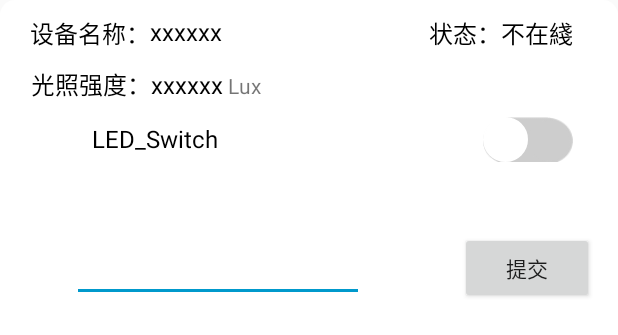
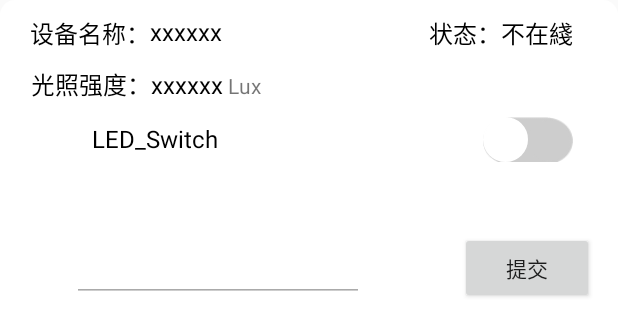
Before and after one commit to Xbean1028/Lightintensityproject, an Android app: the layout listview_item.xml on its own in the app's theme, with its tools: preview values and no code run, on a phone screen of 412 x 824 dp. Shown: the top 335 px of the screen. Run offline under Robolectric (Android 15) with nearby library versions, the phone set to English and light mode, and no system bars; network calls fail.

Commit message:
可以删除

```diff
--- a/app/src/main/java/com/mcz/light_appproject/app/model/PullrefreshListviewAdapter.java
+++ b/app/src/main/java/com/mcz/light_appproject/app/model/PullrefreshListviewAdapter.java
@@ -236,6 +236,10 @@ public class PullrefreshListviewAdapter extends BaseAdapter {
         ////Bean change
         Button butsub1 = (Button) convertView.findViewById(R.id.butsub1);
         final EditText editin1 = (EditText) convertView.findViewById(R.id.editin1);
+        editin1.requestFocus();
+
+
+
         butsub1.setOnClickListener(new View.OnClickListener() {
 
             @Override
--- a/app/src/main/res/layout/listview_item.xml
+++ b/app/src/main/res/layout/listview_item.xml
@@ -211,18 +211,22 @@
             android:layout_width="match_parent"
             android:layout_height="wrap_content"
             android:background="@drawable/list_allshow_item_bg"
-            android:gravity="center">
+            android:clickable="true"
+            android:focusable="true"
+            android:focusableInTouchMode="true"
+            android:gravity="center_vertical"
+            >
 
-            <android.inputmethodservice.ExtractEditText
+            <EditText
                 android:id="@+id/editin1"
                 android:theme="@style/MyEditText"
                 android:layout_width="194dp"
                 android:layout_height="wrap_content"
                 android:layout_margin="@android:dimen/app_icon_size"
                 android:layout_weight="2"
-                >
+                />
 
-            </android.inputmethodservice.ExtractEditText>
+
 
             <Button
                 android:id="@+id/butsub1"
--- a/app/src/main/res/layout/main_activity_layout.xml
+++ b/app/src/main/res/layout/main_activity_layout.xml
@@ -45,6 +45,7 @@
     </RelativeLayout>
 
     <LinearLayout
+        android:visibility="gone"
         android:layout_width="wrap_content"
         android:layout_height="wrap_content"
         android:layout_marginLeft="10dp"
```
Also changed, not shown: app/src/main/java/com/mcz/light_appproject/MainActivity.java (+24 -4 lines).
